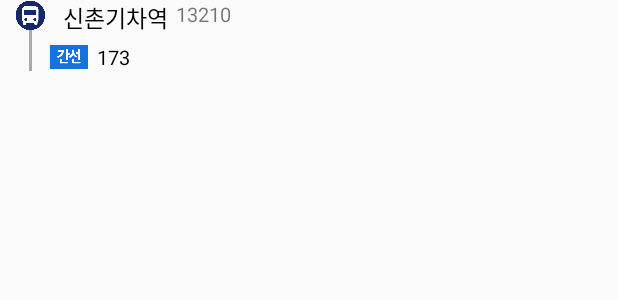
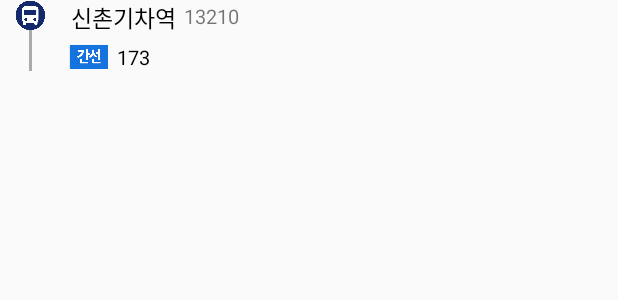
Before and after one commit to hyennneee/MBW, an Android app: the layout item_bus.xml on its own in the app's theme, with its tools: preview values and no code run, on a phone screen of 412 x 824 dp. Shown: the top 300 px of the screen. Run offline under Robolectric (Android 15) with nearby library versions, the phone set to English and light mode, and no system bars.

Commit message:
도착정보, 버스정류장 ID 출력 성공

```diff
--- a/app/src/main/java/com/example/mbw/route/DetailItemAdapter.java
+++ b/app/src/main/java/com/example/mbw/route/DetailItemAdapter.java
@@ -136,7 +136,7 @@ public class DetailItemAdapter extends RecyclerView.Adapter<ViewHolder>{
 
         public ViewHolderBus(@NonNull final View itemView) {
             super(itemView);
-            busStation = itemView.findViewById(R.id.busStationText);
+            busStation = itemView.findViewById(R.id.finalStationText);
             endStop = itemView.findViewById(R.id.endStop);
             busNum = itemView.findViewById(R.id.busNum);
             stationId = itemView.findViewById(R.id.stationId);
--- a/app/src/main/res/layout/activity_show_path.xml
+++ b/app/src/main/res/layout/activity_show_path.xml
@@ -72,6 +72,7 @@
         android:ems="10"
         android:hint="목적지"
         android:clickable="true"
+        android:textColor="@android:color/black"
         android:onClick="onClickShowPath"
         android:textAppearance="@style/TextAppearance.AppCompat.Small"
         android:textSize="18sp"
--- a/app/src/main/res/layout/item_bus.xml
+++ b/app/src/main/res/layout/item_bus.xml
@@ -10,16 +10,16 @@
 
 
     <TextView
-        android:id="@+id/busStationText"
+        android:id="@+id/finalStationText"
         android:layout_width="wrap_content"
         android:layout_height="wrap_content"
         android:layout_centerHorizontal="true"
-        android:layout_marginStart="12dp"
-        android:layout_marginLeft="12dp"
+        android:layout_marginStart="17dp"
+        android:layout_marginLeft="17dp"
         android:text="신촌기차역"
         android:textColor="@android:color/black"
         android:textSize="15sp"
-        app:layout_constraintStart_toEndOf="@+id/busImage"
+        app:layout_constraintStart_toEndOf="@+id/finalStation"
         app:layout_constraintTop_toTopOf="parent" />
 
     <TextView
@@ -33,7 +33,7 @@
         android:textColor="@android:color/black"
         android:textSize="13sp"
         app:layout_constraintStart_toEndOf="@+id/busType"
-        app:layout_constraintTop_toBottomOf="@+id/busStationText" />
+        app:layout_constraintTop_toBottomOf="@+id/finalStationText" />
 
     <TextView
         android:id="@+id/busRemaining"
@@ -45,21 +45,19 @@
         android:text=""
         android:textColor="@android:color/holo_red_dark"
         android:textSize="13sp"
-        app:layout_constraintBottom_toBottomOf="parent"
         app:layout_constraintStart_toEndOf="@+id/busNum"
-        app:layout_constraintTop_toBottomOf="@+id/busStationText"
-        app:layout_constraintVertical_bias="1.0" />
+        app:layout_constraintTop_toBottomOf="@+id/finalStationText" />
 
     <ImageView
         android:id="@+id/busType"
         android:layout_width="30dp"
         android:layout_height="18dp"
-        android:layout_marginStart="10dp"
-        android:layout_marginLeft="10dp"
+        android:layout_marginStart="23dp"
+        android:layout_marginLeft="23dp"
         android:layout_marginTop="5dp"
         android:background="@drawable/blue_bus"
         app:layout_constraintStart_toEndOf="@+id/view3"
-        app:layout_constraintTop_toBottomOf="@+id/busStationText" />
+        app:layout_constraintTop_toBottomOf="@+id/finalStationText" />
 
     <TextView
         android:id="@+id/stationId"
@@ -67,9 +65,10 @@
         android:layout_height="wrap_content"
         android:layout_marginStart="5dp"
         android:layout_marginLeft="5dp"
+        android:layout_marginTop="1dp"
         android:text="13210"
         android:textSize="13sp"
-        app:layout_constraintStart_toEndOf="@+id/busStationText"
+        app:layout_constraintStart_toEndOf="@+id/finalStationText"
         app:layout_constraintTop_toTopOf="parent" />
 
     <View
@@ -81,11 +80,11 @@
         android:background="@android:color/darker_gray"
         app:layout_constraintBottom_toBottomOf="parent"
         app:layout_constraintStart_toStartOf="parent"
-        app:layout_constraintTop_toBottomOf="@+id/busImage"
+        app:layout_constraintTop_toBottomOf="@+id/finalStation"
         app:layout_constraintVertical_bias="0.0" />
 
     <ImageView
-        android:id="@+id/busImage"
+        android:id="@+id/finalStation"
         android:layout_width="20dp"
         android:layout_height="20dp"
         android:layout_marginStart="10dp"
--- a/app/src/main/res/layout/route_recycler_view.xml
+++ b/app/src/main/res/layout/route_recycler_view.xml
@@ -28,7 +28,7 @@
         android:text="도보 n분"
         app:layout_constraintBottom_toTopOf="@+id/dashedLine"
         app:layout_constraintEnd_toStartOf="@+id/view4"
-        app:layout_constraintHorizontal_bias="0.97"
+        app:layout_constraintHorizontal_bias="0.95"
         app:layout_constraintStart_toEndOf="@+id/totalTimeView" />
 
     <View
```
Also changed, not shown: app/src/main/java/com/example/mbw/route/ItemAdapter.java (+30 -6 lines), app/src/main/java/com/example/mbw/route/RouteAdapter.java (+5 -4 lines), app/src/main/java/com/example/mbw/showPath/FragmentAll.java (+15 -6 lines), app/src/main/java/com/example/mbw/showPath/ShowPathActivity.java (+88 -34 lines), app/src/main/res/layout/item_detail_bus.xml (+8 -8 lines), app/src/main/res/layout/item_final.xml (added, +49 -0 lines).
